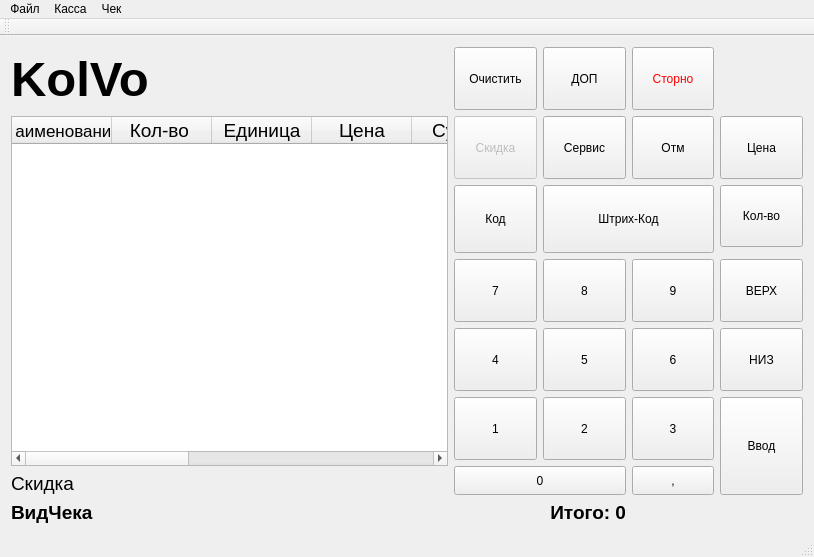
The window that rr_cash.ui (tuxmuzon/cahe) describes before a commit, drawn with Qt 5.
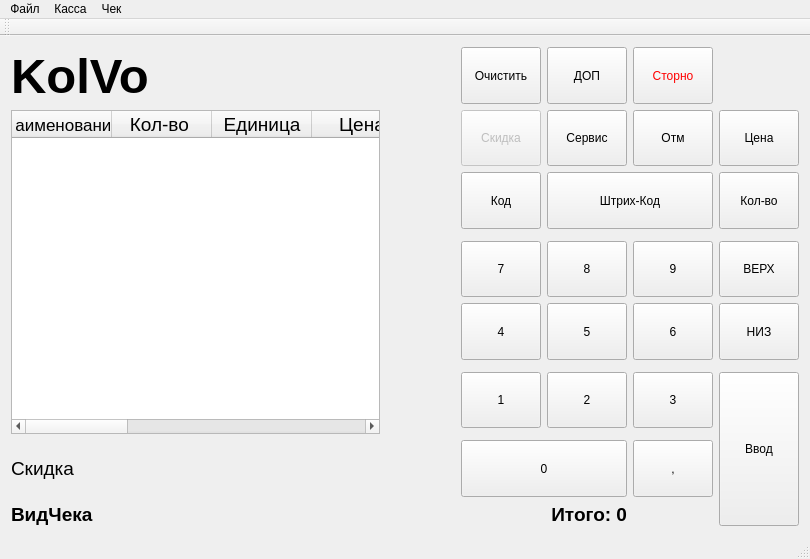
The same window after the commit.

Commit message: form_create

What changed in the file:
```diff
--- a/rr_cash.ui
+++ b/rr_cash.ui
@@ -9,8 +9,8 @@
    <rect>
     <x>0</x>
     <y>0</y>
-    <width>814</width>
-    <height>557</height>
+    <width>810</width>
+    <height>559</height>
    </rect>
   </property>
   <property name="sizePolicy">
@@ -30,8 +30,8 @@
   </property>
   <widget class="QWidget" name="centralWidget">
    <layout class="QGridLayout" name="gridLayout_4">
-    <item row="6" column="7">
-     <widget class="QPushButton" name="two2">
+    <item row="5" column="8">
+     <widget class="QPushButton" name="eight">
       <property name="sizePolicy">
        <sizepolicy hsizetype="Minimum" vsizetype="Expanding">
         <horstretch>0</horstretch>
@@ -45,11 +45,49 @@
        <string notr="true">font: 36pt &quot;MS Shell Dlg 2&quot;;</string>
       </property>
       <property name="text">
-       <string>2</string>
+       <string>8</string>
       </property>
      </widget>
     </item>
-    <item row="9" column="0" colspan="4">
+    <item row="5" column="10">
+     <widget class="QPushButton" name="up">
+      <property name="sizePolicy">
+       <sizepolicy hsizetype="Minimum" vsizetype="Expanding">
+        <horstretch>0</horstretch>
+        <verstretch>0</verstretch>
+       </sizepolicy>
+      </property>
+      <property name="focusPolicy">
+       <enum>Qt::NoFocus</enum>
+      </property>
+      <property name="styleSheet">
+       <string notr="true">font: 24pt &quot;MS Shell Dlg 2&quot;;</string>
+      </property>
+      <property name="text">
+       <string>ВЕРХ</string>
+      </property>
+     </widget>
+    </item>
+    <item row="5" column="9">
+     <widget class="QPushButton" name="nine">
+      <property name="sizePolicy">
+       <sizepolicy hsizetype="Minimum" vsizetype="Expanding">
+        <horstretch>0</horstretch>
+        <verstretch>0</verstretch>
+       </sizepolicy>
+      </property>
+      <property name="focusPolicy">
+       <enum>Qt::NoFocus</enum>
+      </property>
+      <property name="styleSheet">
+       <string notr="true">font: 36pt &quot;MS Shell Dlg 2&quot;;</string>
+      </property>
+      <property name="text">
+       <string>9</string>
+      </property>
+     </widget>
+    </item>
+    <item row="11" column="0" colspan="4">
      <widget class="QLabel" name="label_VidCheka">
       <property name="font">
        <font>
@@ -67,8 +105,8 @@
       </property>
      </widget>
     </item>
-    <item row="5" column="8">
-     <widget class="QPushButton" name="six">
+    <item row="8" column="8">
+     <widget class="QPushButton" name="two2">
       <property name="sizePolicy">
        <sizepolicy hsizetype="Minimum" vsizetype="Expanding">
         <horstretch>0</horstretch>
@@ -82,11 +120,11 @@
        <string notr="true">font: 36pt &quot;MS Shell Dlg 2&quot;;</string>
       </property>
       <property name="text">
-       <string>6</string>
+       <string>2</string>
       </property>
      </widget>
     </item>
-    <item row="1" column="0" rowspan="7" colspan="5">
+    <item row="2" column="0" rowspan="8" colspan="5">
      <widget class="QTableWidget" name="table_tovar">
       <property name="sizePolicy">
        <sizepolicy hsizetype="Expanding" vsizetype="Expanding">
@@ -185,199 +223,7 @@
       </property>
      </widget>
     </item>
-    <item row="7" column="6" rowspan="2" colspan="2">
-     <widget class="QPushButton" name="zero">
-      <property name="sizePolicy">
-       <sizepolicy hsizetype="Minimum" vsizetype="Expanding">
-        <horstretch>0</horstretch>
-        <verstretch>0</verstretch>
-       </sizepolicy>
-      </property>
-      <property name="focusPolicy">
-       <enum>Qt::NoFocus</enum>
-      </property>
-      <property name="styleSheet">
-       <string notr="true">font: 36pt &quot;MS Shell Dlg 2&quot;;</string>
-      </property>
-      <property name="text">
-       <string>0</string>
-      </property>
-     </widget>
-    </item>
-    <item row="1" column="6">
-     <widget class="QPushButton" name="discont">
-      <property name="enabled">
-       <bool>false</bool>
-      </property>
-      <property name="sizePolicy">
-       <sizepolicy hsizetype="Minimum" vsizetype="Expanding">
-        <horstretch>0</horstretch>
-        <verstretch>0</verstretch>
-       </sizepolicy>
-      </property>
-      <property name="focusPolicy">
-       <enum>Qt::NoFocus</enum>
-      </property>
-      <property name="styleSheet">
-       <string notr="true">font: 24pt &quot;MS Shell Dlg 2&quot;;</string>
-      </property>
-      <property name="text">
-       <string>Скидка</string>
-      </property>
-     </widget>
-    </item>
-    <item row="6" column="6">
-     <widget class="QPushButton" name="one">
-      <property name="sizePolicy">
-       <sizepolicy hsizetype="Minimum" vsizetype="Expanding">
-        <horstretch>0</horstretch>
-        <verstretch>0</verstretch>
-       </sizepolicy>
-      </property>
-      <property name="focusPolicy">
-       <enum>Qt::NoFocus</enum>
-      </property>
-      <property name="styleSheet">
-       <string notr="true">font: 36pt &quot;MS Shell Dlg 2&quot;;</string>
-      </property>
-      <property name="text">
-       <string>1</string>
-      </property>
-     </widget>
-    </item>
-    <item row="5" column="6">
-     <widget class="QPushButton" name="four">
-      <property name="sizePolicy">
-       <sizepolicy hsizetype="Minimum" vsizetype="Expanding">
-        <horstretch>0</horstretch>
-        <verstretch>0</verstretch>
-       </sizepolicy>
-      </property>
-      <property name="focusPolicy">
-       <enum>Qt::NoFocus</enum>
-      </property>
-      <property name="styleSheet">
-       <string notr="true">font: 36pt &quot;MS Shell Dlg 2&quot;;</string>
-      </property>
-      <property name="text">
-       <string>4</string>
-      </property>
-     </widget>
-    </item>
-    <item row="4" column="7">
-     <widget class="QPushButton" name="eight">
-      <property name="sizePolicy">
-       <sizepolicy hsizetype="Minimum" vsizetype="Expanding">
-        <horstretch>0</horstretch>
-        <verstretch>0</verstretch>
-       </sizepolicy>
-      </property>
-      <property name="focusPolicy">
-       <enum>Qt::NoFocus</enum>
-      </property>
-      <property name="styleSheet">
-       <string notr="true">font: 36pt &quot;MS Shell Dlg 2&quot;;</string>
-      </property>
-      <property name="text">
-       <string>8</string>
-      </property>
-     </widget>
-    </item>
-    <item row="4" column="6">
-     <widget class="QPushButton" name="seven">
-      <property name="sizePolicy">
-       <sizepolicy hsizetype="Minimum" vsizetype="Expanding">
-        <horstretch>0</horstretch>
-        <verstretch>0</verstretch>
-       </sizepolicy>
-      </property>
-      <property name="focusPolicy">
-       <enum>Qt::NoFocus</enum>
-      </property>
-      <property name="styleSheet">
-       <string notr="true">font: 36pt &quot;MS Shell Dlg 2&quot;;</string>
-      </property>
-      <property name="text">
-       <string>7</string>
-      </property>
-     </widget>
-    </item>
-    <item row="2" column="6" rowspan="2">
-     <widget class="QPushButton" name="tab_2">
-      <property name="sizePolicy">
-       <sizepolicy hsizetype="Minimum" vsizetype="Expanding">
-        <horstretch>0</horstretch>
-        <verstretch>0</verstretch>
-       </sizepolicy>
-      </property>
-      <property name="minimumSize">
-       <size>
-        <width>51</width>
-        <height>4</height>
-       </size>
-      </property>
-      <property name="sizeIncrement">
-       <size>
-        <width>1</width>
-        <height>1</height>
-       </size>
-      </property>
-      <property name="baseSize">
-       <size>
-        <width>1000</width>
-        <height>1000</height>
-       </size>
-      </property>
-      <property name="focusPolicy">
-       <enum>Qt::NoFocus</enum>
-      </property>
-      <property name="styleSheet">
-       <string notr="true">font: 26pt &quot;MS Shell Dlg 2&quot;;</string>
-      </property>
-      <property name="text">
-       <string>Код</string>
-      </property>
-     </widget>
-    </item>
-    <item row="5" column="7">
-     <widget class="QPushButton" name="five">
-      <property name="sizePolicy">
-       <sizepolicy hsizetype="Minimum" vsizetype="Expanding">
-        <horstretch>0</horstretch>
-        <verstretch>0</verstretch>
-       </sizepolicy>
-      </property>
-      <property name="focusPolicy">
-       <enum>Qt::NoFocus</enum>
-      </property>
-      <property name="styleSheet">
-       <string notr="true">font: 36pt &quot;MS Shell Dlg 2&quot;;</string>
-      </property>
-      <property name="text">
-       <string>5</string>
-      </property>
-     </widget>
-    </item>
-    <item row="1" column="8">
-     <widget class="QPushButton" name="clear">
-      <property name="sizePolicy">
-       <sizepolicy hsizetype="Minimum" vsizetype="Expanding">
-        <horstretch>0</horstretch>
-        <verstretch>0</verstretch>
-       </sizepolicy>
-      </property>
-      <property name="focusPolicy">
-       <enum>Qt::NoFocus</enum>
-      </property>
-      <property name="styleSheet">
-       <string notr="true">font: 26pt &quot;MS Shell Dlg 2&quot;;</string>
-      </property>
-      <property name="text">
-       <string>Отм</string>
-      </property>
-     </widget>
-    </item>
-    <item row="6" column="8">
+    <item row="8" column="9">
      <widget class="QPushButton" name="three">
       <property name="sizePolicy">
        <sizepolicy hsizetype="Minimum" vsizetype="Expanding">
@@ -396,7 +242,7 @@
       </property>
      </widget>
     </item>
-    <item row="1" column="7">
+    <item row="2" column="8">
      <widget class="QPushButton" name="service">
       <property name="sizePolicy">
        <sizepolicy hsizetype="Minimum" vsizetype="Expanding">
@@ -415,7 +261,45 @@
       </property>
      </widget>
     </item>
-    <item row="9" column="6" colspan="2">
+    <item row="6" column="8">
+     <widget class="QPushButton" name="five">
+      <property name="sizePolicy">
+       <sizepolicy hsizetype="Minimum" vsizetype="Expanding">
+        <horstretch>0</horstretch>
+        <verstretch>0</verstretch>
+       </sizepolicy>
+      </property>
+      <property name="focusPolicy">
+       <enum>Qt::NoFocus</enum>
+      </property>
+      <property name="styleSheet">
+       <string notr="true">font: 36pt &quot;MS Shell Dlg 2&quot;;</string>
+      </property>
+      <property name="text">
+       <string>5</string>
+      </property>
+     </widget>
+    </item>
+    <item row="2" column="9">
+     <widget class="QPushButton" name="clear">
+      <property name="sizePolicy">
+       <sizepolicy hsizetype="Minimum" vsizetype="Expanding">
+        <horstretch>0</horstretch>
+        <verstretch>0</verstretch>
+       </sizepolicy>
+      </property>
+      <property name="focusPolicy">
+       <enum>Qt::NoFocus</enum>
+      </property>
+      <property name="styleSheet">
+       <string notr="true">font: 26pt &quot;MS Shell Dlg 2&quot;;</string>
+      </property>
+      <property name="text">
+       <string>Отм</string>
+      </property>
+     </widget>
+    </item>
+    <item row="11" column="6" colspan="3">
      <widget class="QLabel" name="label_Itog">
       <property name="minimumSize">
        <size>
@@ -439,60 +323,10 @@
       </property>
      </widget>
     </item>
-    <item row="4" column="8">
-     <widget class="QPushButton" name="nine">
-      <property name="sizePolicy">
-       <sizepolicy hsizetype="Minimum" vsizetype="Expanding">
-        <horstretch>0</horstretch>
-        <verstretch>0</verstretch>
-       </sizepolicy>
-      </property>
-      <property name="focusPolicy">
-       <enum>Qt::NoFocus</enum>
-      </property>
-      <property name="styleSheet">
-       <string notr="true">font: 36pt &quot;MS Shell Dlg 2&quot;;</string>
-      </property>
-      <property name="text">
-       <string>9</string>
-      </property>
-     </widget>
-    </item>
-    <item row="0" column="9">
+    <item row="0" column="10">
      <layout class="QGridLayout" name="gridLayout"/>
     </item>
-    <item row="7" column="8" rowspan="2">
-     <widget class="QPushButton" name="dote">
-      <property name="sizePolicy">
-       <sizepolicy hsizetype="Minimum" vsizetype="Expanding">
-        <horstretch>0</horstretch>
-        <verstretch>0</verstretch>
-       </sizepolicy>
-      </property>
-      <property name="focusPolicy">
-       <enum>Qt::NoFocus</enum>
-      </property>
-      <property name="styleSheet">
-       <string notr="true">font: 36pt &quot;MS Shell Dlg 2&quot;;</string>
-      </property>
-      <property name="text">
-       <string>,</string>
-      </property>
-     </widget>
-    </item>
-    <item row="8" column="0">
-     <widget class="QLabel" name="label">
-      <property name="font">
-       <font>
-        <pointsize>14</pointsize>
-       </font>
-      </property>
-      <property name="text">
-       <string>Скидка</string>
-      </property>
-     </widget>
-    </item>
-    <item row="8" column="1">
+    <item row="10" column="1">
      <widget class="QLabel" name="discont_2">
       <property name="font">
        <font>
@@ -504,82 +338,19 @@
       </property>
      </widget>
     </item>
-    <item row="2" column="7" rowspan="2" colspan="2">
-     <widget class="QPushButton" name="tab">
-      <property name="sizePolicy">
-       <sizepolicy hsizetype="Minimum" vsizetype="Expanding">
-        <horstretch>0</horstretch>
-        <verstretch>0</verstretch>
-       </sizepolicy>
+    <item row="10" column="0">
+     <widget class="QLabel" name="label">
+      <property name="font">
+       <font>
+        <pointsize>14</pointsize>
+       </font>
       </property>
-      <property name="minimumSize">
-       <size>
-        <width>51</width>
-        <height>4</height>
-       </size>
-      </property>
-      <property name="sizeIncrement">
-       <size>
-        <width>1</width>
-        <height>1</height>
-       </size>
-      </property>
-      <property name="baseSize">
-       <size>
-        <width>1000</width>
-        <height>1000</height>
-       </size>
-      </property>
-      <property name="focusPolicy">
-       <enum>Qt::NoFocus</enum>
-      </property>
-      <property name="styleSheet">
-       <string notr="true">font: 26pt &quot;MS Shell Dlg 2&quot;;</string>
-      </property>
       <property name="text">
-       <string>Штрих-Код</string>
+       <string>Скидка</string>
       </property>
      </widget>
     </item>
-    <item row="0" column="6">
-     <widget class="QPushButton" name="pushButton">
-      <property name="sizePolicy">
-       <sizepolicy hsizetype="Minimum" vsizetype="Expanding">
-        <horstretch>0</horstretch>
-        <verstretch>0</verstretch>
-       </sizepolicy>
-      </property>
-      <property name="focusPolicy">
-       <enum>Qt::NoFocus</enum>
-      </property>
-      <property name="styleSheet">
-       <string notr="true">font: 18pt &quot;MS Shell Dlg 2&quot;;</string>
-      </property>
-      <property name="text">
-       <string>Очистить</string>
-      </property>
-     </widget>
-    </item>
-    <item row="0" column="7">
-     <widget class="QPushButton" name="additionaly">
-      <property name="sizePolicy">
-       <sizepolicy hsizetype="Minimum" vsizetype="Expanding">
-        <horstretch>0</horstretch>
-        <verstretch>0</verstretch>
-       </sizepolicy>
-      </property>
-      <property name="focusPolicy">
-       <enum>Qt::NoFocus</enum>
-      </property>
-      <property name="styleSheet">
-       <string notr="true">font: 26pt &quot;MS Shell Dlg 2&quot;;</string>
-      </property>
-      <property name="text">
-       <string>ДОП</string>
-      </property>
-     </widget>
-    </item>
-    <item row="0" column="8">
+    <item row="0" column="9">
      <widget class="QPushButton" name="minus">
       <property name="sizePolicy">
        <sizepolicy hsizetype="Minimum" vsizetype="Expanding">
@@ -598,7 +369,7 @@
       </property>
      </widget>
     </item>
-    <item row="1" column="9">
+    <item row="2" column="10">
      <widget class="QPushButton" name="price">
       <property name="sizePolicy">
        <sizepolicy hsizetype="Minimum" vsizetype="Expanding">
@@ -617,7 +388,26 @@
       </property>
      </widget>
     </item>
-    <item row="5" column="9">
+    <item row="0" column="8">
+     <widget class="QPushButton" name="additionaly">
+      <property name="sizePolicy">
+       <sizepolicy hsizetype="Minimum" vsizetype="Expanding">
+        <horstretch>0</horstretch>
+        <verstretch>0</verstretch>
+       </sizepolicy>
+      </property>
+      <property name="focusPolicy">
+       <enum>Qt::NoFocus</enum>
+      </property>
+      <property name="styleSheet">
+       <string notr="true">font: 26pt &quot;MS Shell Dlg 2&quot;;</string>
+      </property>
+      <property name="text">
+       <string>ДОП</string>
+      </property>
+     </widget>
+    </item>
+    <item row="6" column="10">
      <widget class="QPushButton" name="Down">
       <property name="sizePolicy">
        <sizepolicy hsizetype="Minimum" vsizetype="Expanding">
@@ -636,8 +426,8 @@
       </property>
      </widget>
     </item>
-    <item row="2" column="9">
-     <widget class="QPushButton" name="product">
+    <item row="6" column="9">
+     <widget class="QPushButton" name="six">
       <property name="sizePolicy">
        <sizepolicy hsizetype="Minimum" vsizetype="Expanding">
         <horstretch>0</horstretch>
@@ -648,14 +438,14 @@
        <enum>Qt::NoFocus</enum>
       </property>
       <property name="styleSheet">
-       <string notr="true">font: 26pt &quot;MS Shell Dlg 2&quot;;</string>
+       <string notr="true">font: 36pt &quot;MS Shell Dlg 2&quot;;</string>
       </property>
       <property name="text">
-       <string>Кол-во</string>
+       <string>6</string>
       </property>
      </widget>
     </item>
-    <item row="6" column="9" rowspan="3">
+    <item row="8" column="10" rowspan="4">
      <widget class="QPushButton" name="enter">
       <property name="sizePolicy">
        <sizepolicy hsizetype="Minimum" vsizetype="Expanding">
@@ -677,8 +467,87 @@
       </property>
      </widget>
     </item>
-    <item row="4" column="9">
-     <widget class="QPushButton" name="up">
+    <item row="10" column="9">
+     <widget class="QPushButton" name="dote">
+      <property name="sizePolicy">
+       <sizepolicy hsizetype="Minimum" vsizetype="Expanding">
+        <horstretch>0</horstretch>
+        <verstretch>0</verstretch>
+       </sizepolicy>
+      </property>
+      <property name="focusPolicy">
+       <enum>Qt::NoFocus</enum>
+      </property>
+      <property name="styleSheet">
+       <string notr="true">font: 36pt &quot;MS Shell Dlg 2&quot;;</string>
+      </property>
+      <property name="text">
+       <string>,</string>
+      </property>
+     </widget>
+    </item>
+    <item row="8" column="7">
+     <widget class="QPushButton" name="one">
+      <property name="sizePolicy">
+       <sizepolicy hsizetype="Minimum" vsizetype="Expanding">
+        <horstretch>0</horstretch>
+        <verstretch>0</verstretch>
+       </sizepolicy>
+      </property>
+      <property name="focusPolicy">
+       <enum>Qt::NoFocus</enum>
+      </property>
+      <property name="styleSheet">
+       <string notr="true">font: 36pt &quot;MS Shell Dlg 2&quot;;</string>
+      </property>
+      <property name="text">
+       <string>1</string>
+      </property>
+     </widget>
+    </item>
+    <item row="6" column="7">
+     <widget class="QPushButton" name="four">
+      <property name="sizePolicy">
+       <sizepolicy hsizetype="Minimum" vsizetype="Expanding">
+        <horstretch>0</horstretch>
+        <verstretch>0</verstretch>
+       </sizepolicy>
+      </property>
+      <property name="focusPolicy">
+       <enum>Qt::NoFocus</enum>
+      </property>
+      <property name="styleSheet">
+       <string notr="true">font: 36pt &quot;MS Shell Dlg 2&quot;;</string>
+      </property>
+      <property name="text">
+       <string>4</string>
+      </property>
+     </widget>
+    </item>
+    <item row="5" column="7">
+     <widget class="QPushButton" name="seven">
+      <property name="sizePolicy">
+       <sizepolicy hsizetype="Minimum" vsizetype="Expanding">
+        <horstretch>0</horstretch>
+        <verstretch>0</verstretch>
+       </sizepolicy>
+      </property>
+      <property name="focusPolicy">
+       <enum>Qt::NoFocus</enum>
+      </property>
+      <property name="styleSheet">
+       <string notr="true">font: 36pt &quot;MS Shell Dlg 2&quot;;</string>
+      </property>
+      <property name="text">
+       <string>7</string>
+      </property>
+     </widget>
+    </item>
+    <item row="2" column="7">
+     <widget class="QPushButton" name="discont">
+      <property name="enabled">
+       <bool>false</bool>
+      </property>
       <property name="sizePolicy">
        <sizepolicy hsizetype="Minimum" vsizetype="Expanding">
         <horstretch>0</horstretch>
@@ -692,7 +561,102 @@
        <string notr="true">font: 24pt &quot;MS Shell Dlg 2&quot;;</string>
       </property>
       <property name="text">
-       <string>ВЕРХ</string>
+       <string>Скидка</string>
+      </property>
+     </widget>
+    </item>
+    <item row="0" column="7">
+     <widget class="QPushButton" name="pushButton">
+      <property name="sizePolicy">
+       <sizepolicy hsizetype="Minimum" vsizetype="Expanding">
+        <horstretch>0</horstretch>
+        <verstretch>0</verstretch>
+       </sizepolicy>
+      </property>
+      <property name="focusPolicy">
+       <enum>Qt::NoFocus</enum>
+      </property>
+      <property name="styleSheet">
+       <string notr="true">font: 18pt &quot;MS Shell Dlg 2&quot;;</string>
+      </property>
+      <property name="text">
+       <string>Очистить</string>
+      </property>
+     </widget>
+    </item>
+    <item row="10" column="7" colspan="2">
+     <widget class="QPushButton" name="zero">
+      <property name="sizePolicy">
+       <sizepolicy hsizetype="Minimum" vsizetype="Expanding">
+        <horstretch>0</horstretch>
+        <verstretch>0</verstretch>
+       </sizepolicy>
+      </property>
+      <property name="focusPolicy">
+       <enum>Qt::NoFocus</enum>
+      </property>
+      <property name="styleSheet">
+       <string notr="true">font: 36pt &quot;MS Shell Dlg 2&quot;;</string>
+      </property>
+      <property name="text">
+       <string>0</string>
+      </property>
+     </widget>
+    </item>
+    <item row="3" column="7">
+     <widget class="QPushButton" name="tab_2">
+      <property name="sizePolicy">
+       <sizepolicy hsizetype="Minimum" vsizetype="Expanding">
+        <horstretch>0</horstretch>
+        <verstretch>0</verstretch>
+       </sizepolicy>
+      </property>
+      <property name="focusPolicy">
+       <enum>Qt::NoFocus</enum>
+      </property>
+      <property name="styleSheet">
+       <string notr="true">font: 26pt &quot;MS Shell Dlg 2&quot;;</string>
+      </property>
+      <property name="text">
+       <string>Код</string>
+      </property>
+     </widget>
+    </item>
+    <item row="3" column="10">
+     <widget class="QPushButton" name="product">
+      <property name="sizePolicy">
+       <sizepolicy hsizetype="Minimum" vsizetype="Expanding">
+        <horstretch>0</horstretch>
+        <verstretch>0</verstretch>
+       </sizepolicy>
+      </property>
+      <property name="focusPolicy">
+       <enum>Qt::NoFocus</enum>
+      </property>
+      <property name="styleSheet">
+       <string notr="true">font: 26pt &quot;MS Shell Dlg 2&quot;;</string>
+      </property>
+      <property name="text">
+       <string>Кол-во</string>
+      </property>
+     </widget>
+    </item>
+    <item row="3" column="8" colspan="2">
+     <widget class="QPushButton" name="tab">
+      <property name="sizePolicy">
+       <sizepolicy hsizetype="Minimum" vsizetype="Expanding">
+        <horstretch>0</horstretch>
+        <verstretch>0</verstretch>
+       </sizepolicy>
+      </property>
+      <property name="focusPolicy">
+       <enum>Qt::NoFocus</enum>
+      </property>
+      <property name="styleSheet">
+       <string notr="true">font: 26pt &quot;MS Shell Dlg 2&quot;;</string>
+      </property>
+      <property name="text">
+       <string>Штрих-Код</string>
       </property>
      </widget>
     </item>
@@ -714,7 +678,7 @@
     <rect>
      <x>0</x>
      <y>0</y>
-     <width>814</width>
+     <width>810</width>
      <height>21</height>
     </rect>
    </property>
```
The commit also changes 2 other files.
